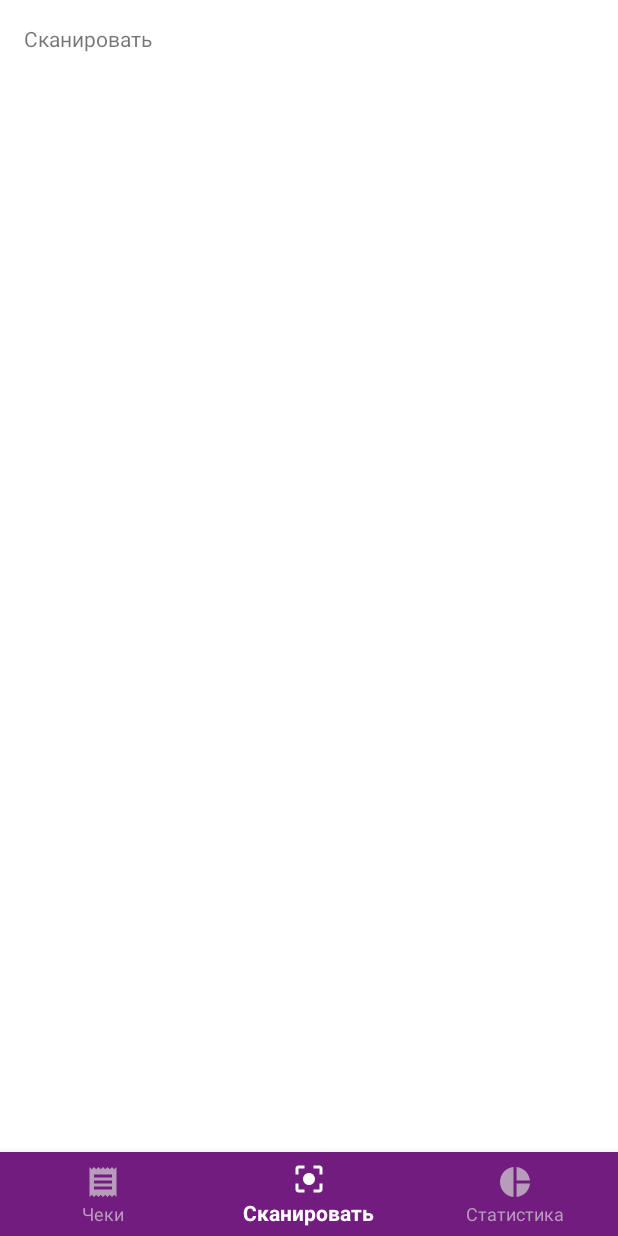
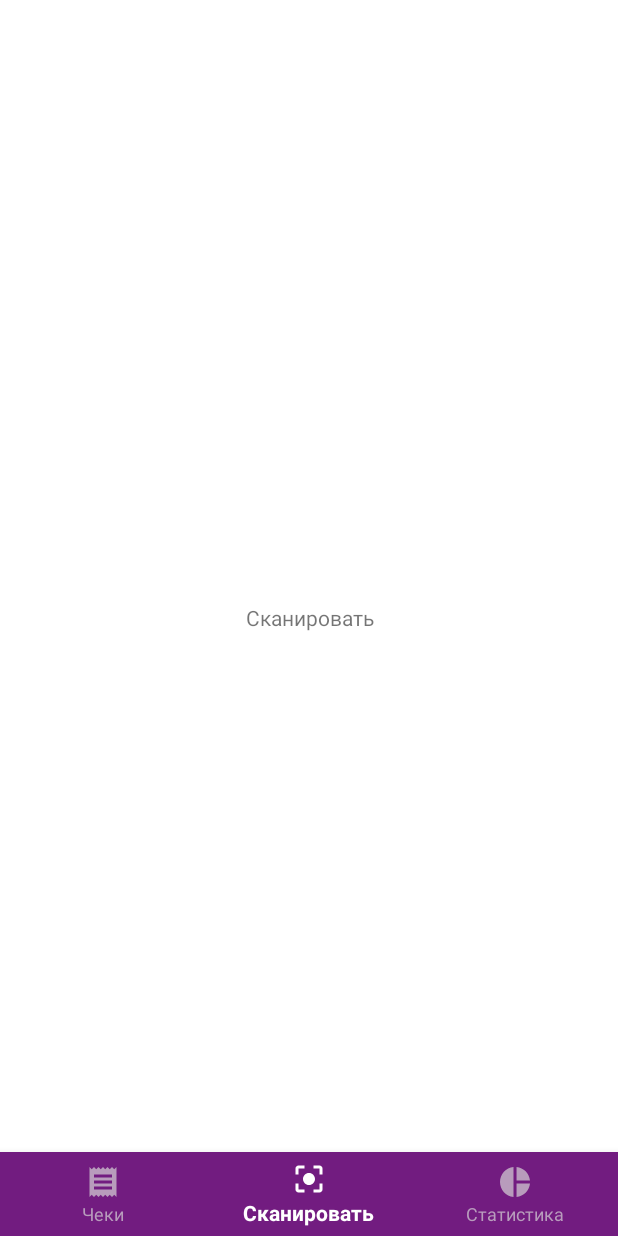
Before and after one commit to muzzy404/ExpensesAdvisor, an Android app: the MainActivity screen opened directly, with no data from a screen before it, item 2 of the bottom bar chosen, on a phone screen of 412 x 824 dp. Run offline under Robolectric (Android 15) with nearby library versions, the phone set to English and light mode, and no system bars; 1 statement that could not run was skipped.

Commit message:
fragments base

```diff
--- /dev/null
+++ b/app/src/main/java/spbpu/ponzelkoch/expensesadvisor/ChecksFragment.java
@@ -0,0 +1,29 @@
+package spbpu.ponzelkoch.expensesadvisor;
+
+
+import android.os.Bundle;
+import android.view.LayoutInflater;
+import android.view.View;
+import android.view.ViewGroup;
+import androidx.fragment.app.Fragment;
+
+
+/**
+ * A simple {@link Fragment} subclass.
+ */
+public class ChecksFragment extends Fragment {
+
+
+    public ChecksFragment() {
+        // Required empty public constructor
+    }
+
+
+    @Override
+    public View onCreateView(LayoutInflater inflater, ViewGroup container,
+                             Bundle savedInstanceState) {
+        // Inflate the layout for this fragment
+        return inflater.inflate(R.layout.fragment_checks, container, false);
+    }
+
+}
--- a/app/src/main/java/spbpu/ponzelkoch/expensesadvisor/MainActivity.java
+++ b/app/src/main/java/spbpu/ponzelkoch/expensesadvisor/MainActivity.java
@@ -5,32 +5,39 @@ import android.os.Bundle;
 import androidx.annotation.NonNull;
 import com.google.android.material.bottomnavigation.BottomNavigationView;
 import androidx.appcompat.app.AppCompatActivity;
+import androidx.fragment.app.Fragment;
+
 import android.view.MenuItem;
+import android.widget.FrameLayout;
 import android.widget.TextView;
 import android.widget.Toast;
 
 public class MainActivity extends AppCompatActivity {
 
-    private TextView mTextMessage;
     private String username;
 
-    private BottomNavigationView.OnNavigationItemSelectedListener mOnNavigationItemSelectedListener
+    private BottomNavigationView.OnNavigationItemSelectedListener onNavigationItemSelectedListener
             = new BottomNavigationView.OnNavigationItemSelectedListener() {
 
         @Override
         public boolean onNavigationItemSelected(@NonNull MenuItem item) {
+            boolean result = false;
+
             switch (item.getItemId()) {
                 case R.id.navigation_checks_list:
-                    mTextMessage.setText(R.string.title_checks_list);
-                    return true;
+                    setFragment(new ChecksFragment());
+                    break;
                 case R.id.navigation_qr_scanner:
-                    mTextMessage.setText(R.string.title_qr_scanner);
-                    return true;
+                    setFragment(new ScanQRFragment());
+                    result = true;
+                    break;
                 case R.id.navigation_statistics:
-                    mTextMessage.setText(R.string.title_statistics);
-                    return true;
+                    setFragment(new StatisticsFragment());
+                    result = true;
+                    break;
             }
-            return false;
+
+            return result;
         }
     };
 
@@ -42,11 +49,16 @@ public class MainActivity extends AppCompatActivity {
         Intent intent = getIntent();
         username = intent.getStringExtra(LoginActivity.USERNAME);
 
-        mTextMessage = findViewById(R.id.message);
         BottomNavigationView navigation = findViewById(R.id.navigation);
-        navigation.setOnNavigationItemSelectedListener(mOnNavigationItemSelectedListener);
+        navigation.setOnNavigationItemSelectedListener(onNavigationItemSelectedListener);
+        setFragment(new ChecksFragment());
 
         Toast.makeText(this, username, Toast.LENGTH_SHORT).show();
     }
 
+    private void setFragment(Fragment fragment) {
+        getSupportFragmentManager().beginTransaction().replace(R.id.fragmant_container,
+                                                               fragment).commit();
+    }
+
 }
--- /dev/null
+++ b/app/src/main/java/spbpu/ponzelkoch/expensesadvisor/ScanQRFragment.java
@@ -0,0 +1,29 @@
+package spbpu.ponzelkoch.expensesadvisor;
+
+
+import android.os.Bundle;
+import android.view.LayoutInflater;
+import android.view.View;
+import android.view.ViewGroup;
+import androidx.fragment.app.Fragment;
+
+
+/**
+ * A simple {@link Fragment} subclass.
+ */
+public class ScanQRFragment extends Fragment {
+
+
+    public ScanQRFragment() {
+        // Required empty public constructor
+    }
+
+
+    @Override
+    public View onCreateView(LayoutInflater inflater, ViewGroup container,
+                             Bundle savedInstanceState) {
+        // Inflate the layout for this fragment
+        return inflater.inflate(R.layout.fragment_scan_qr, container, false);
+    }
+
+}
--- a/app/src/main/res/layout/activity_main.xml
+++ b/app/src/main/res/layout/activity_main.xml
@@ -1,22 +1,18 @@
 <?xml version="1.0" encoding="utf-8"?>
-<androidx.constraintlayout.widget.ConstraintLayout xmlns:android="http://schemas.android.com/apk/res/android"
+<androidx.constraintlayout.widget.ConstraintLayout
+    xmlns:android="http://schemas.android.com/apk/res/android"
     xmlns:app="http://schemas.android.com/apk/res-auto"
     xmlns:tools="http://schemas.android.com/tools"
-    android:id="@+id/container"
     android:layout_width="match_parent"
     android:layout_height="match_parent"
     tools:context=".MainActivity">
 
-    <TextView
-        android:id="@+id/message"
-        android:layout_width="wrap_content"
-        android:layout_height="wrap_content"
-        android:layout_marginStart="@dimen/activity_horizontal_margin"
-        android:layout_marginEnd="@dimen/activity_horizontal_margin"
-        android:layout_marginTop="@dimen/activity_vertical_margin"
-        android:text="@string/title_checks_list"
-        app:layout_constraintLeft_toLeftOf="parent"
-        app:layout_constraintTop_toTopOf="parent" />
+    <FrameLayout
+        android:id="@+id/fragmant_container"
+        android:layout_width="match_parent"
+        android:layout_height="match_parent" >
+
+    </FrameLayout>
 
     <com.google.android.material.bottomnavigation.BottomNavigationView
         android:id="@+id/navigation"
--- /dev/null
+++ b/app/src/main/res/layout/fragment_scan_qr.xml
@@ -0,0 +1,14 @@
+<?xml version="1.0" encoding="utf-8"?>
+<FrameLayout xmlns:android="http://schemas.android.com/apk/res/android"
+    xmlns:tools="http://schemas.android.com/tools"
+    android:layout_width="match_parent"
+    android:layout_height="match_parent"
+    tools:context=".ScanQRFragment">
+
+    <TextView
+        android:layout_width="match_parent"
+        android:layout_height="match_parent"
+        android:gravity="center"
+        android:text="@string/title_qr_scanner" />
+
+</FrameLayout>
--- a/app/src/main/res/values/strings.xml
+++ b/app/src/main/res/values/strings.xml
@@ -11,4 +11,7 @@
     <string name="title_login">логин</string>
     <string name="title_password">пароль</string>
     <string name="title_login_button">войти</string>
+
+    <!-- TODO: Remove or change this placeholder text -->
+    <string name="hello_blank_fragment">Hello blank fragment</string>
 </resources>
```
Also changed, not shown: app/src/main/java/spbpu/ponzelkoch/expensesadvisor/StatisticsFragment.java (added, +29 -0 lines), app/src/main/res/layout/fragment_checks.xml (added, +14 -0 lines), app/src/main/res/layout/fragment_statistics.xml (added, +14 -0 lines).
